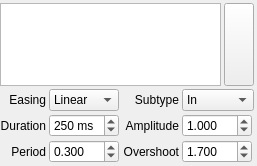
The window that qmleditorwidgets/easingpane/easingcontextpane.ui (188080501/QmlDesignerPlus) describes before a commit, drawn with Qt 5.
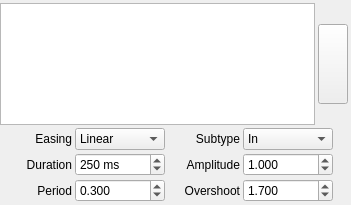
The same window after the commit.

Patch:
```diff
--- a/qmleditorwidgets/easingpane/easingcontextpane.ui
+++ b/qmleditorwidgets/easingpane/easingcontextpane.ui
@@ -6,8 +6,8 @@
    <rect>
     <x>0</x>
     <y>0</y>
-    <width>257</width>
-    <height>163</height>
+    <width>351</width>
+    <height>205</height>
    </rect>
   </property>
   <property name="windowTitle">
@@ -43,14 +43,14 @@
     <widget class="QPushButton" name="playButton">
      <property name="minimumSize">
       <size>
-       <width>0</width>
-       <height>83</height>
+       <width>30</width>
+       <height>80</height>
       </size>
      </property>
      <property name="maximumSize">
       <size>
        <width>30</width>
-       <height>16777215</height>
+       <height>80</height>
       </size>
      </property>
      <property name="toolTip">
@@ -78,7 +78,7 @@
      </property>
      <property name="maximumSize">
       <size>
-       <width>70</width>
+       <width>90</width>
        <height>16777215</height>
       </size>
      </property>
@@ -163,6 +163,12 @@
        <verstretch>0</verstretch>
       </sizepolicy>
      </property>
+     <property name="maximumSize">
+      <size>
+       <width>90</width>
+       <height>16777215</height>
+      </size>
+     </property>
      <property name="toolTip">
       <string>Acceleration or deceleration of easing curve.</string>
      </property>
@@ -202,7 +208,7 @@
     <widget class="QSpinBox" name="durationSpinBox">
      <property name="maximumSize">
       <size>
-       <width>70</width>
+       <width>90</width>
        <height>16777215</height>
       </size>
      </property>
@@ -246,7 +252,7 @@
     <widget class="QDoubleSpinBox" name="amplitudeSpinBox">
      <property name="maximumSize">
       <size>
-       <width>70</width>
+       <width>90</width>
        <height>16777215</height>
       </size>
      </property>
@@ -287,7 +293,7 @@
     <widget class="QDoubleSpinBox" name="periodSpinBox">
      <property name="maximumSize">
       <size>
-       <width>70</width>
+       <width>90</width>
        <height>16777215</height>
       </size>
      </property>
@@ -328,7 +334,7 @@
     <widget class="QDoubleSpinBox" name="overshootSpinBox">
      <property name="maximumSize">
       <size>
-       <width>70</width>
+       <width>90</width>
        <height>16777215</height>
       </size>
      </property>
```
Left out of the diff: 64 changed lines with no effect on the pictures.
